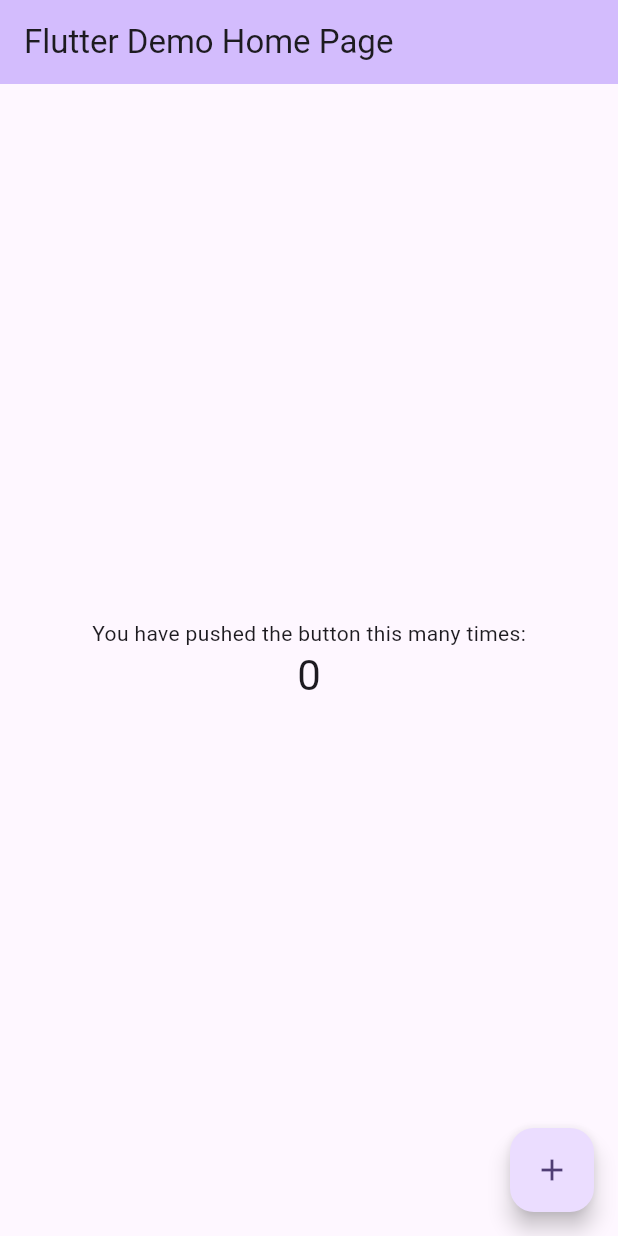
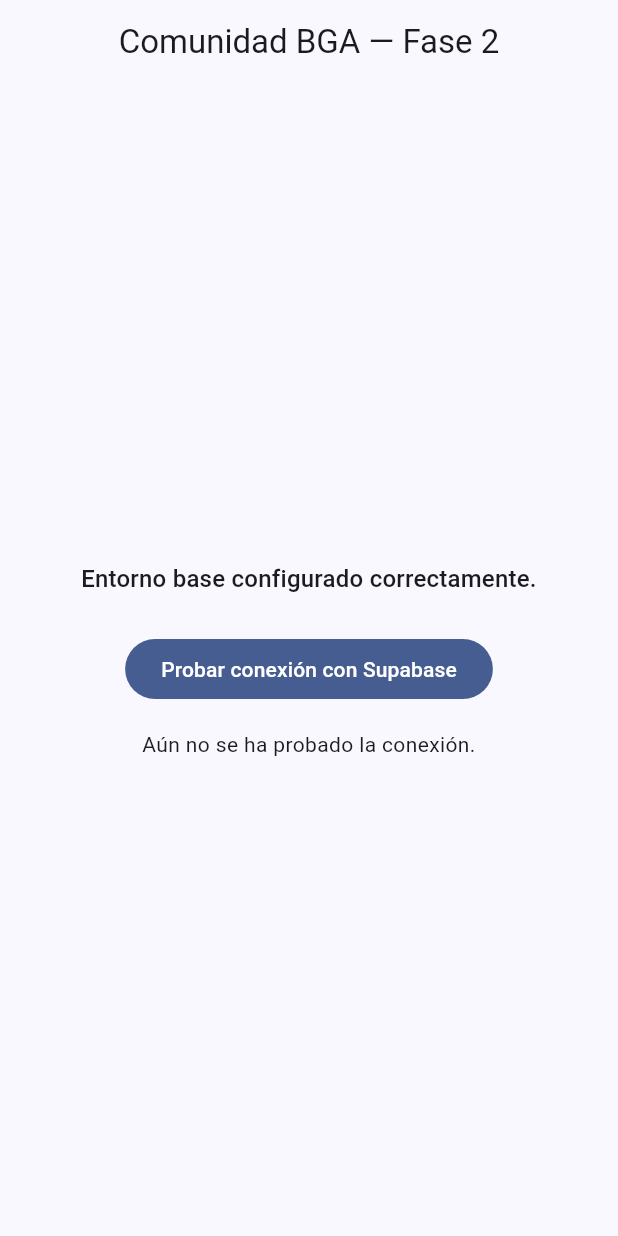
Before and after one commit to JonatahnGonzalezCaballero/proyectoFinal, a Flutter app: the screen it shows after launch, on a phone screen of 412 x 824 dp. Run offline on Flutter 3.47's test engine with Material 3 defaults, Android fonts, the phone set to English and light mode, and no system bars; our stand-ins replace flutter_dotenv, flutter_riverpod, go_router, supabase_flutter; accounts and stored records are empty.

Commit message:
Estructura de carpetas y algunos archivos

```diff
--- /dev/null
+++ b/lib/core/config/supabase_config.dart
@@ -0,0 +1,27 @@
+import 'package:flutter_dotenv/flutter_dotenv.dart';
+
+/// Centraliza el acceso a las variables de entorno de Supabase.
+/// Lanza un error explícito en desarrollo si falta alguna
+class SupabaseConfig {
+  SupabaseConfig._();
+
+  static String get url {
+    final value = dotenv.env['SUPABASE_URL'];
+    if (value == null || value.isEmpty) {
+      throw StateError(
+        'SUPABASE_URL no esta definida. Verifica que exista un archivo ',
+      );
+    }
+    return value;
+  }
+
+  static String get anonKey {
+    final value = dotenv.env['SUPABASE_ANON_KEY'];
+    if (value == null || value.isEmpty) {
+      throw StateError(
+        'SUPABASE_ANON_KEY no está definida. Verifica tu archivo .env.',
+      );
+    }
+    return value;
+  }
+}
--- /dev/null
+++ b/lib/core/router/app_router.dart
@@ -0,0 +1,17 @@
+import 'package:go_router/go_router.dart';
+import 'package:flutter_riverpod/flutter_riverpod.dart';
+import '../../features/home/presentation/home_page.dart';
+
+/// Configuración central de rutas
+final routerProvider = Provider<GoRouter>((ref) {
+  return GoRouter(
+    initialLocation: '/',
+    routes: [
+      GoRoute(
+        path: '/',
+        name: 'home',
+        builder: (context, state) => const HomePage(),
+      ),
+    ],
+  );
+});
--- /dev/null
+++ b/lib/core/theme/app_theme.dart
@@ -0,0 +1,26 @@
+import 'package:flutter/material.dart';
+
+/// Tema visual
+class AppTheme {
+  AppTheme._();
+
+  static const _seedColor = Color(0xFF2E5AAC); // azul cívico
+
+  static ThemeData get light => ThemeData(
+        useMaterial3: true,
+        colorScheme: ColorScheme.fromSeed(
+          seedColor: _seedColor,
+          brightness: Brightness.light,
+        ),
+        appBarTheme: const AppBarTheme(centerTitle: true, elevation: 0),
+      );
+
+  static ThemeData get dark => ThemeData(
+        useMaterial3: true,
+        colorScheme: ColorScheme.fromSeed(
+          seedColor: _seedColor,
+          brightness: Brightness.dark,
+        ),
+        appBarTheme: const AppBarTheme(centerTitle: true, elevation: 0),
+      );
+}
--- /dev/null
+++ b/lib/features/home/presentation/home_page.dart
@@ -0,0 +1,71 @@
+import 'package:flutter/material.dart';
+import 'package:flutter_riverpod/flutter_riverpod.dart';
+import '../../../core/errors/error_mapper.dart';
+import '../../../shared/providers/supabase_provider.dart';
+
+class HomePage extends ConsumerStatefulWidget {
+  const HomePage({super.key});
+
+  @override
+  ConsumerState<HomePage> createState() => _HomePageState();
+}
+
+class _HomePageState extends ConsumerState<HomePage> {
+  String _resultado = 'Aún no se ha probado la conexión.';
+  bool _cargando = false;
+
+  Future<void> _probarConexion() async {
+    setState(() => _cargando = true);
+    try {
+      final client = ref.read(supabaseClientProvider);
+      final data = await client.from('roles').select();
+      setState(() => _resultado =
+          'Conexión con Supabase exitosa. Filas visibles sin sesión: '
+          '${data.length} (0 es lo esperado: RLS oculta los datos hasta '
+          'que inicies sesión, eso se prueba en la Fase 3).');
+    } catch (e) {
+      setState(() => _resultado = ' ${mapSupabaseError(e).message}');
+    } finally {
+      setState(() => _cargando = false);
+    }
+  }
+
+  @override
+  Widget build(BuildContext context) {
+    final width = MediaQuery.sizeOf(context).width;
+    return Scaffold(
+      appBar: AppBar(title: const Text('Comunidad BGA — Fase 2')),
+      body: Center(
+        child: ConstrainedBox(
+          constraints: BoxConstraints(maxWidth: width < 600 ? width * 0.9 : 480),
+          child: Padding(
+            padding: const EdgeInsets.all(24),
+            child: Column(
+              mainAxisSize: MainAxisSize.min,
+              children: [
+                Text(
+                  'Entorno base configurado correctamente.',
+                  style: Theme.of(context).textTheme.titleMedium,
+                  textAlign: TextAlign.center,
+                ),
+                const SizedBox(height: 24),
+                FilledButton(
+                  onPressed: _cargando ? null : _probarConexion,
+                  child: _cargando
+                      ? const SizedBox(
+                          width: 20,
+                          height: 20,
+                          child: CircularProgressIndicator(strokeWidth: 2),
+                        )
+                      : const Text('Probar conexión con Supabase'),
+                ),
+                const SizedBox(height: 16),
+                Text(_resultado, textAlign: TextAlign.center),
+              ],
+            ),
+          ),
+        ),
+      ),
+    );
+  }
+}
--- a/lib/main.dart
+++ b/lib/main.dart
@@ -1,122 +1,36 @@
 import 'package:flutter/material.dart';
+import 'package:flutter_dotenv/flutter_dotenv.dart';
+import 'package:flutter_riverpod/flutter_riverpod.dart';
+import 'package:supabase_flutter/supabase_flutter.dart';
 
-void main() {
-  runApp(const MyApp());
+import 'core/config/supabase_config.dart';
+import 'core/router/app_router.dart';
+import 'core/theme/app_theme.dart';
+
+Future<void> main() async {
+  WidgetsFlutterBinding.ensureInitialized();
+  await dotenv.load(fileName: '.env');
+
+  await Supabase.initialize(
+    url: SupabaseConfig.url,
+    anonKey: SupabaseConfig.anonKey,
+  );
+
+  runApp(const ProviderScope(child: ComunidadBgaApp()));
 }
 
-class MyApp extends StatelessWidget {
-  const MyApp({super.key});
+class ComunidadBgaApp extends ConsumerWidget {
+  const ComunidadBgaApp({super.key});
 
-  // This widget is the root of your application.
   @override
-  Widget build(BuildContext context) {
-    return MaterialApp(
-      title: 'Flutter Demo',
-      theme: ThemeData(
-        // This is the theme of your application.
-        //
-        // TRY THIS: Try running your application with "flutter run". You'll see
-        // the application has a purple toolbar. Then, without quitting the app,
-        // try changing the seedColor in the colorScheme below to Colors.green
-        // and then invoke "hot reload" (save your changes or press the "hot
-        // reload" button in a Flutter-supported IDE, or press "r" if you used
-        // the command line to start the app).
-        //
-        // Notice that the counter didn't reset back to zero; the application
-        // state is not lost during the reload. To reset the state, use hot
-        // restart instead.
-        //
-        // This works for code too, not just values: Most code changes can be
-        // tested with just a hot reload.
-        colorScheme: .fromSeed(seedColor: Colors.deepPurple),
-      ),
-      home: const MyHomePage(title: 'Flutter Demo Home Page'),
+  Widget build(BuildContext context, WidgetRef ref) {
+    final router = ref.watch(routerProvider);
+    return MaterialApp.router(
+      title: 'Comunidad BGA',
+      debugShowCheckedModeBanner: false,
+      theme: AppTheme.light,
+      darkTheme: AppTheme.dark,
+      routerConfig: router,
     );
   }
 }
-
-class MyHomePage extends StatefulWidget {
-  const MyHomePage({super.key, required this.title});
-
-  // This widget is the home page of your application. It is stateful, meaning
-  // that it has a State object (defined below) that contains fields that affect
-  // how it looks.
-
-  // This class is the configuration for the state. It holds the values (in this
-  // case the title) provided by the parent (in this case the App widget) and
-  // used by the build method of the State. Fields in a Widget subclass are
-  // always marked "final".
-
-  final String title;
-
-  @override
-  State<MyHomePage> createState() => _MyHomePageState();
-}
-
-class _MyHomePageState extends State<MyHomePage> {
-  int _counter = 0;
-
-  void _incrementCounter() {
-    setState(() {
-      // This call to setState tells the Flutter framework that something has
-      // changed in this State, which causes it to rerun the build method below
-      // so that the display can reflect the updated values. If we changed
-      // _counter without calling setState(), then the build method would not be
-      // called again, and so nothing would appear to happen.
-      _counter++;
-    });
-  }
-
-  @override
-  Widget build(BuildContext context) {
-    // This method is rerun every time setState is called, for instance as done
-    // by the _incrementCounter method above.
-    //
-    // The Flutter framework has been optimized to make rerunning build methods
-    // fast, so that you can just rebuild anything that needs updating rather
-    // than having to individually change instances of widgets.
-    return Scaffold(
-      appBar: AppBar(
-        // TRY THIS: Try changing the color here to a specific color (to
-        // Colors.amber, perhaps?) and trigger a hot reload to see the AppBar
-        // change color while the other colors stay the same.
-        backgroundColor: Theme.of(context).colorScheme.inversePrimary,
-        // Here we take the value from the MyHomePage object that was created by
-        // the App.build method, and use it to set our appbar title.
-        title: Text(widget.title),
-      ),
-      body: Center(
-        // Center is a layout widget. It takes a single child and positions it
-        // in the middle of the parent.
-        child: Column(
-          // Column is also a layout widget. It takes a list of children and
-          // arranges them vertically. By default, it sizes itself to fit its
-          // children horizontally, and tries to be as tall as its parent.
-          //
-          // Column has various properties to control how it sizes itself and
-          // how it positions its children. Here we use mainAxisAlignment to
-          // center the children vertically; the main axis here is the vertical
-          // axis because Columns are vertical (the cross axis would be
-          // horizontal).
-          //
-          // TRY THIS: Invoke "debug painting" (choose the "Toggle Debug Paint"
-          // action in the IDE, or press "p" in the console), to see the
-          // wireframe for each widget.
-          mainAxisAlignment: .center,
-          children: [
-            const Text('You have pushed the button this many times:'),
-            Text(
-              '$_counter',
-              style: Theme.of(context).textTheme.headlineMedium,
-            ),
-          ],
-        ),
-      ),
-      floatingActionButton: FloatingActionButton(
-        onPressed: _incrementCounter,
-        tooltip: 'Increment',
-        child: const Icon(Icons.add),
-      ),
-    );
-  }
-}
--- /dev/null
+++ b/lib/shared/providers/supabase_provider.dart
@@ -0,0 +1,6 @@
+import 'package:flutter_riverpod/flutter_riverpod.dart';
+import 'package:supabase_flutter/supabase_flutter.dart';
+
+final supabaseClientProvider = Provider<SupabaseClient>((ref) {
+  return Supabase.instance.client;
+});
```
Also changed, not shown: lib/core/constants/breakpoints.dart (added, +18 -0 lines), lib/core/errors/app_exception.dart (added, +10 -0 lines), lib/core/errors/error_mapper.dart (added, +36 -0 lines), 1 other file.
